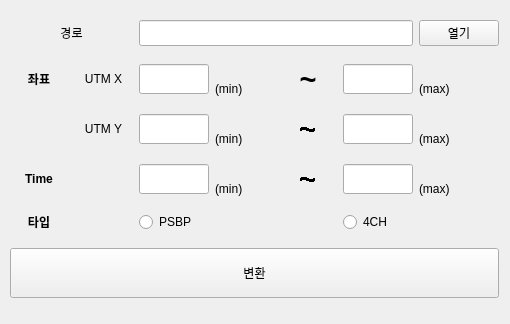
Qt form 3.splitter/20251002_draft_ver2.ui (PungPungs/Language_Specific_Program_Development) before a commit.
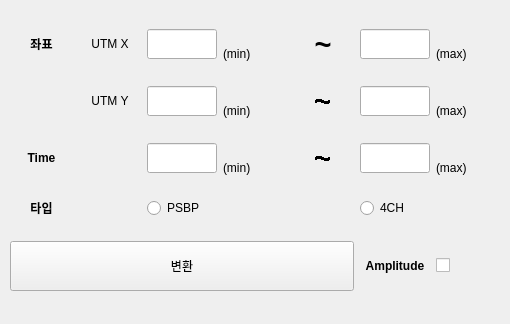
The same form after that commit.

What changed in the file:
```diff
--- a/3.splitter/20251002_draft_ver2.ui
+++ b/3.splitter/20251002_draft_ver2.ui
@@ -24,56 +24,38 @@
      </rect>
     </property>
     <layout class="QGridLayout" name="gridLayout">
-     <item row="5" column="2">
-      <widget class="QRadioButton" name="rb_psbp">
-       <property name="text">
-        <string>PSBP</string>
-       </property>
-      </widget>
-     </item>
-     <item row="2" column="5">
-      <widget class="QLineEdit" name="le_x_max">
-       <property name="maximumSize">
+     <item row="5" column="0" colspan="5">
+      <widget class="QPushButton" name="pb_convert">
+       <property name="minimumSize">
         <size>
-         <width>70</width>
-         <height>30</height>
+         <width>100</width>
+         <height>50</height>
         </size>
        </property>
+       <property name="text">
+        <string>변환</string>
+       </property>
+      </widget>
+     </item>
+     <item row="1" column="3">
+      <widget class="QLabel" name="label_12">
        <property name="font">
         <font>
          <pointsize>9</pointsize>
         </font>
        </property>
-      </widget>
-     </item>
-     <item row="4" column="4">
-      <widget class="QLabel" name="label_7">
-       <property name="font">
-        <font>
-         <pointsize>22</pointsize>
-         <bold>true</bold>
-         <stylestrategy>NoAntialias</stylestrategy>
-        </font>
-       </property>
        <property name="text">
-        <string>~</string>
+        <string>(min)</string>
        </property>
-       <property name="alignment">
-        <set>Qt::AlignmentFlag::AlignCenter</set>
+       <property name="textFormat">
+        <enum>Qt::TextFormat::MarkdownText</enum>
        </property>
-      </widget>
-     </item>
-     <item row="3" column="1">
-      <widget class="QLabel" name="label_6">
-       <property name="text">
-        <string>UTM Y</string>
-       </property>
        <property name="alignment">
-        <set>Qt::AlignmentFlag::AlignCenter</set>
+        <set>Qt::AlignmentFlag::AlignBottom|Qt::AlignmentFlag::AlignLeading|Qt::AlignmentFlag::AlignLeft</set>
        </property>
       </widget>
      </item>
-     <item row="2" column="1">
+     <item row="1" column="1">
       <widget class="QLabel" name="label_5">
        <property name="text">
         <string>UTM X</string>
@@ -86,22 +68,22 @@
        </property>
       </widget>
      </item>
-     <item row="2" column="0">
-      <widget class="QLabel" name="label_3">
+     <item row="1" column="5">
+      <widget class="QLineEdit" name="le_x_max">
+       <property name="maximumSize">
+        <size>
+         <width>70</width>
+         <height>30</height>
+        </size>
+       </property>
        <property name="font">
         <font>
-         <bold>true</bold>
+         <pointsize>9</pointsize>
         </font>
        </property>
-       <property name="text">
-        <string>좌표</string>
-       </property>
-       <property name="alignment">
-        <set>Qt::AlignmentFlag::AlignCenter</set>
-       </property>
       </widget>
      </item>
-     <item row="4" column="2">
+     <item row="3" column="2">
       <widget class="QLineEdit" name="le_time_min">
        <property name="maximumSize">
         <size>
@@ -116,73 +98,7 @@
        </property>
       </widget>
      </item>
-     <item row="4" column="6">
-      <widget class="QLabel" name="label_17">
-       <property name="font">
-        <font>
-         <pointsize>9</pointsize>
-        </font>
-       </property>
-       <property name="text">
-        <string>(max)</string>
-       </property>
-       <property name="textFormat">
-        <enum>Qt::TextFormat::MarkdownText</enum>
-       </property>
-       <property name="alignment">
-        <set>Qt::AlignmentFlag::AlignBottom|Qt::AlignmentFlag::AlignLeading|Qt::AlignmentFlag::AlignLeft</set>
-       </property>
-      </widget>
-     </item>
-     <item row="2" column="6">
-      <widget class="QLabel" name="label_13">
-       <property name="font">
-        <font>
-         <pointsize>9</pointsize>
-        </font>
-       </property>
-       <property name="text">
-        <string>(max)</string>
-       </property>
-       <property name="textFormat">
-        <enum>Qt::TextFormat::MarkdownText</enum>
-       </property>
-       <property name="alignment">
-        <set>Qt::AlignmentFlag::AlignBottom|Qt::AlignmentFlag::AlignLeading|Qt::AlignmentFlag::AlignLeft</set>
-       </property>
-      </widget>
-     </item>
-     <item row="4" column="0">
-      <widget class="QLabel" name="label_8">
-       <property name="font">
-        <font>
-         <bold>true</bold>
-        </font>
-       </property>
-       <property name="text">
-        <string>Time</string>
-       </property>
-       <property name="alignment">
-        <set>Qt::AlignmentFlag::AlignCenter</set>
-       </property>
-      </widget>
-     </item>
      <item row="3" column="5">
-      <widget class="QLineEdit" name="le_y_max">
-       <property name="maximumSize">
-        <size>
-         <width>70</width>
-         <height>30</height>
-        </size>
-       </property>
-       <property name="font">
-        <font>
-         <pointsize>9</pointsize>
-        </font>
-       </property>
-      </widget>
-     </item>
-     <item row="4" column="5">
       <widget class="QLineEdit" name="le_time_max">
        <property name="maximumSize">
         <size>
@@ -197,36 +113,130 @@
        </property>
       </widget>
      </item>
-     <item row="0" column="6">
-      <widget class="QPushButton" name="pb_open">
+     <item row="3" column="6">
+      <widget class="QLabel" name="label_17">
+       <property name="font">
+        <font>
+         <pointsize>9</pointsize>
+        </font>
+       </property>
        <property name="text">
-        <string>열기</string>
+        <string>(max)</string>
+       </property>
+       <property name="textFormat">
+        <enum>Qt::TextFormat::MarkdownText</enum>
+       </property>
+       <property name="alignment">
+        <set>Qt::AlignmentFlag::AlignBottom|Qt::AlignmentFlag::AlignLeading|Qt::AlignmentFlag::AlignLeft</set>
        </property>
       </widget>
      </item>
-     <item row="5" column="5">
+     <item row="4" column="5">
       <widget class="QRadioButton" name="rb_4ch">
        <property name="text">
         <string>4CH</string>
        </property>
       </widget>
      </item>
-     <item row="3" column="2">
-      <widget class="QLineEdit" name="le_y_min">
-       <property name="maximumSize">
-        <size>
-         <width>70</width>
-         <height>30</height>
-        </size>
+     <item row="2" column="1">
+      <widget class="QLabel" name="label_6">
+       <property name="text">
+        <string>UTM Y</string>
        </property>
+       <property name="alignment">
+        <set>Qt::AlignmentFlag::AlignCenter</set>
+       </property>
+      </widget>
+     </item>
+     <item row="1" column="6">
+      <widget class="QLabel" name="label_13">
        <property name="font">
         <font>
          <pointsize>9</pointsize>
         </font>
+       </property>
+       <property name="text">
+        <string>(max)</string>
+       </property>
+       <property name="textFormat">
+        <enum>Qt::TextFormat::MarkdownText</enum>
+       </property>
+       <property name="alignment">
+        <set>Qt::AlignmentFlag::AlignBottom|Qt::AlignmentFlag::AlignLeading|Qt::AlignmentFlag::AlignLeft</set>
+       </property>
+      </widget>
+     </item>
+     <item row="3" column="0">
+      <widget class="QLabel" name="label_8">
+       <property name="font">
+        <font>
+         <bold>true</bold>
+        </font>
+       </property>
+       <property name="text">
+        <string>Time</string>
+       </property>
+       <property name="alignment">
+        <set>Qt::AlignmentFlag::AlignCenter</set>
+       </property>
+      </widget>
+     </item>
+     <item row="2" column="6">
+      <widget class="QLabel" name="label_15">
+       <property name="font">
+        <font>
+         <pointsize>9</pointsize>
+        </font>
+       </property>
+       <property name="text">
+        <string>(max)</string>
+       </property>
+       <property name="textFormat">
+        <enum>Qt::TextFormat::MarkdownText</enum>
+       </property>
+       <property name="alignment">
+        <set>Qt::AlignmentFlag::AlignBottom|Qt::AlignmentFlag::AlignLeading|Qt::AlignmentFlag::AlignLeft</set>
+       </property>
+      </widget>
+     </item>
+     <item row="4" column="2">
+      <widget class="QRadioButton" name="rb_psbp">
+       <property name="text">
+        <string>PSBP</string>
+       </property>
+      </widget>
+     </item>
+     <item row="4" column="0">
+      <widget class="QLabel" name="label_11">
+       <property name="font">
+        <font>
+         <bold>true</bold>
+        </font>
+       </property>
+       <property name="text">
+        <string>타입</string>
+       </property>
+       <property name="alignment">
+        <set>Qt::AlignmentFlag::AlignCenter</set>
        </property>
       </widget>
      </item>
      <item row="2" column="2">
+      <widget class="QLineEdit" name="le_y_min">
+       <property name="maximumSize">
+        <size>
+         <width>70</width>
+         <height>30</height>
+        </size>
+       </property>
+       <property name="font">
+        <font>
+         <pointsize>9</pointsize>
+        </font>
+       </property>
+      </widget>
+     </item>
+     <item row="1" column="2">
       <widget class="QLineEdit" name="le_x_min">
        <property name="maximumSize">
         <size>
@@ -242,54 +252,6 @@
       </widget>
      </item>
      <item row="2" column="3">
-      <widget class="QLabel" name="label_12">
-       <property name="font">
-        <font>
-         <pointsize>9</pointsize>
-        </font>
-       </property>
-       <property name="text">
-        <string>(min)</string>
-       </property>
-       <property name="textFormat">
-        <enum>Qt::TextFormat::MarkdownText</enum>
-       </property>
-       <property name="alignment">
-        <set>Qt::AlignmentFlag::AlignBottom|Qt::AlignmentFlag::AlignLeading|Qt::AlignmentFlag::AlignLeft</set>
-       </property>
-      </widget>
-     </item>
-     <item row="6" column="0" colspan="7">
-      <widget class="QPushButton" name="pb_convert">
-       <property name="minimumSize">
-        <size>
-         <width>100</width>
-         <height>50</height>
-        </size>
-       </property>
-       <property name="text">
-        <string>변환</string>
-       </property>
-      </widget>
-     </item>
-     <item row="3" column="4">
-      <widget class="QLabel" name="label_9">
-       <property name="font">
-        <font>
-         <pointsize>22</pointsize>
-         <bold>true</bold>
-         <stylestrategy>NoAntialias</stylestrategy>
-        </font>
-       </property>
-       <property name="text">
-        <string>~</string>
-       </property>
-       <property name="alignment">
-        <set>Qt::AlignmentFlag::AlignCenter</set>
-       </property>
-      </widget>
-     </item>
-     <item row="3" column="3">
       <widget class="QLabel" name="label_14">
        <property name="font">
         <font>
@@ -307,7 +269,7 @@
        </property>
       </widget>
      </item>
-     <item row="4" column="3">
+     <item row="3" column="3">
       <widget class="QLabel" name="label_16">
        <property name="font">
         <font>
@@ -325,7 +287,22 @@
        </property>
       </widget>
      </item>
-     <item row="2" column="4">
+     <item row="2" column="5">
+      <widget class="QLineEdit" name="le_y_max">
+       <property name="maximumSize">
+        <size>
+         <width>70</width>
+         <height>30</height>
+        </size>
+       </property>
+       <property name="font">
+        <font>
+         <pointsize>9</pointsize>
+        </font>
+       </property>
+      </widget>
+     </item>
+     <item row="1" column="4">
       <widget class="QLabel" name="label_10">
        <property name="font">
         <font>
@@ -341,65 +318,77 @@
        </property>
       </widget>
      </item>
-     <item row="5" column="0">
-      <widget class="QLabel" name="label_11">
+     <item row="5" column="6">
+      <widget class="QCheckBox" name="cb_amp">
+       <property name="text">
+        <string/>
+       </property>
+      </widget>
+     </item>
+     <item row="2" column="4">
+      <widget class="QLabel" name="label_9">
        <property name="font">
         <font>
+         <pointsize>22</pointsize>
          <bold>true</bold>
+         <stylestrategy>NoAntialias</stylestrategy>
         </font>
        </property>
        <property name="text">
-        <string>타입</string>
+        <string>~</string>
        </property>
        <property name="alignment">
         <set>Qt::AlignmentFlag::AlignCenter</set>
        </property>
       </widget>
      </item>
-     <item row="3" column="6">
-      <widget class="QLabel" name="label_15">
+     <item row="3" column="4">
+      <widget class="QLabel" name="label_7">
        <property name="font">
         <font>
-         <pointsize>9</pointsize>
+         <pointsize>22</pointsize>
+         <bold>true</bold>
+         <stylestrategy>NoAntialias</stylestrategy>
         </font>
        </property>
        <property name="text">
-        <string>(max)</string>
+        <string>~</string>
        </property>
-       <property name="textFormat">
-        <enum>Qt::TextFormat::MarkdownText</enum>
-       </property>
        <property name="alignment">
-        <set>Qt::AlignmentFlag::AlignBottom|Qt::AlignmentFlag::AlignLeading|Qt::AlignmentFlag::AlignLeft</set>
+        <set>Qt::AlignmentFlag::AlignCenter</set>
        </property>
       </widget>
      </item>
-     <item row="0" column="0" colspan="2">
-      <widget class="QLabel" name="label">
+     <item row="1" column="0">
+      <widget class="QLabel" name="label_3">
+       <property name="font">
+        <font>
+         <bold>true</bold>
+        </font>
+       </property>
        <property name="text">
-        <string>경로</string>
+        <string>좌표</string>
        </property>
        <property name="alignment">
         <set>Qt::AlignmentFlag::AlignCenter</set>
        </property>
       </widget>
      </item>
-     <item row="0" column="2" colspan="4">
-      <widget class="QLineEdit" name="le_path">
-       <property name="maximumSize">
-        <size>
-         <width>300</width>
-         <height>100</height>
-        </size>
+     <item row="5" column="5">
+      <widget class="QLabel" name="label_4">
+       <property name="font">
+        <font>
+         <bold>true</bold>
+        </font>
        </property>
-       <property name="maxLength">
-        <number>1000</number>
+       <property name="text">
+        <string>Amplitude</string>
        </property>
-       <property name="frame">
-        <bool>true</bool>
+       <property name="scaledContents">
+        <bool>false</bool>
        </property>
-       <property name="cursorPosition">
-        <number>0</number>
+       <property name="alignment">
+        <set>Qt::AlignmentFlag::AlignCenter</set>
        </property>
       </widget>
      </item>
```
Left out of the diff: 2 changed lines with no effect on the pictures.
